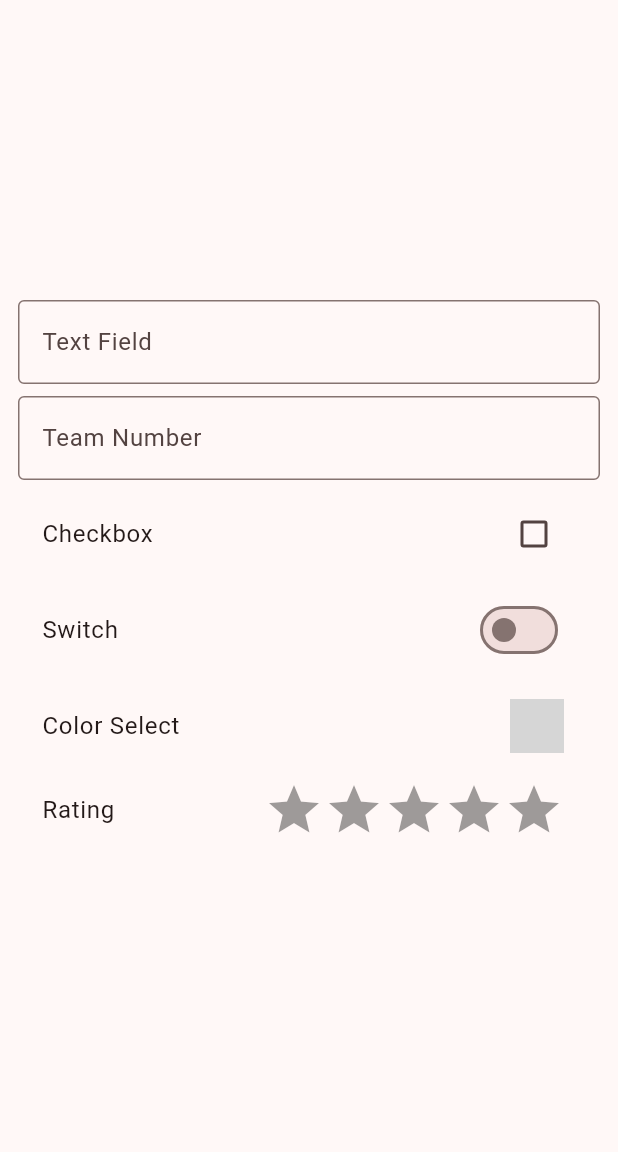
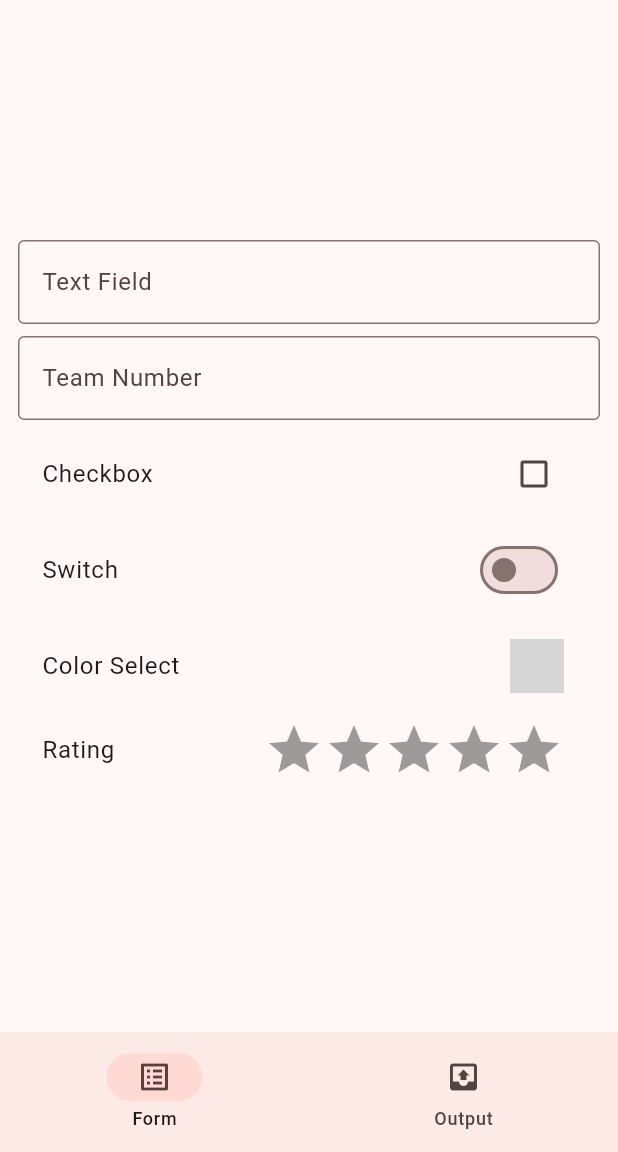
Before and after one commit to Mercs-MSA/2024_ScoutingDataCollection, a Flutter app: the screen it shows after launch, on a phone screen of 412 x 824 dp, the part 84-1236 px from its top. Run offline on Flutter 3.47's test engine with Material 2 defaults, Android fonts, the phone set to English and light mode, and no system bars; drawn by our look-alikes of flutter_rating_bar; missing offline and left inert: flex_color_picker; grey boxes are pictures that could not be loaded.

Commit message:
Add output page

```diff
--- a/lib/main.dart
+++ b/lib/main.dart
@@ -45,6 +45,8 @@ class _FormAppPageState extends State<FormAppPage> {
   bool checkBoxIsChecked = false;
   bool switchIsToggled = false;
 
+  int currentPageIndex = 0;
+
   @override
   Widget build(BuildContext context) {
     return Scaffold(
@@ -52,7 +54,26 @@ class _FormAppPageState extends State<FormAppPage> {
         title: const Text('Form Elements'),
         backgroundColor: Theme.of(context).colorScheme.onSecondary,
       ),
-      body: Center(
+      bottomNavigationBar: NavigationBar(
+        destinations: const <NavigationDestination>[
+          NavigationDestination(
+            icon: Icon(Icons.list_alt),
+            label: 'Form',
+          ),
+          NavigationDestination(
+            icon: Icon(Icons.outbox),
+            label: 'Output',
+          )
+        ],
+        selectedIndex: currentPageIndex,
+        onDestinationSelected: (int index) {
+          setState(() {
+            currentPageIndex = index;
+          });
+        },
+      ),
+      body: [
+        Center(
           child: Padding(
             padding: const EdgeInsets.all(12.0),
             child: Column(
@@ -109,6 +130,10 @@ class _FormAppPageState extends State<FormAppPage> {
             ),
           ),
         ),
+        Center(
+          child: Placeholder(),
+        ),
+      ][currentPageIndex],
     );
   }
 }
```
Lines whose indentation alone changed are shown as unchanged.
